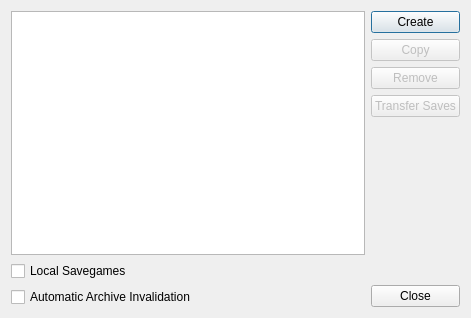
Old version of the form modorganizer/src/profilesdialog.ui in the repository Holt59/mo2-merge.
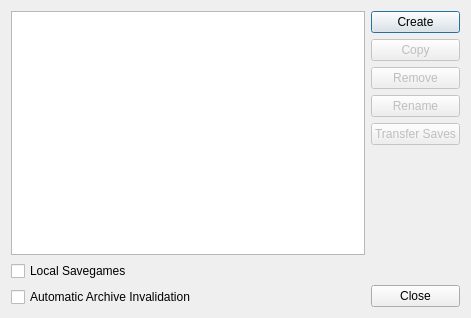
New version of the form.

```diff
--- a/modorganizer/src/profilesdialog.ui
+++ b/modorganizer/src/profilesdialog.ui
@@ -114,6 +114,16 @@
        </property>
       </widget>
      </item>
+     <item>
+      <widget class="QPushButton" name="renameButton">
+       <property name="enabled">
+        <bool>false</bool>
+       </property>
+       <property name="text">
+        <string>Rename</string>
+       </property>
+      </widget>
+     </item>
      <item>
       <widget class="QPushButton" name="transferButton">
        <property name="enabled">
```
